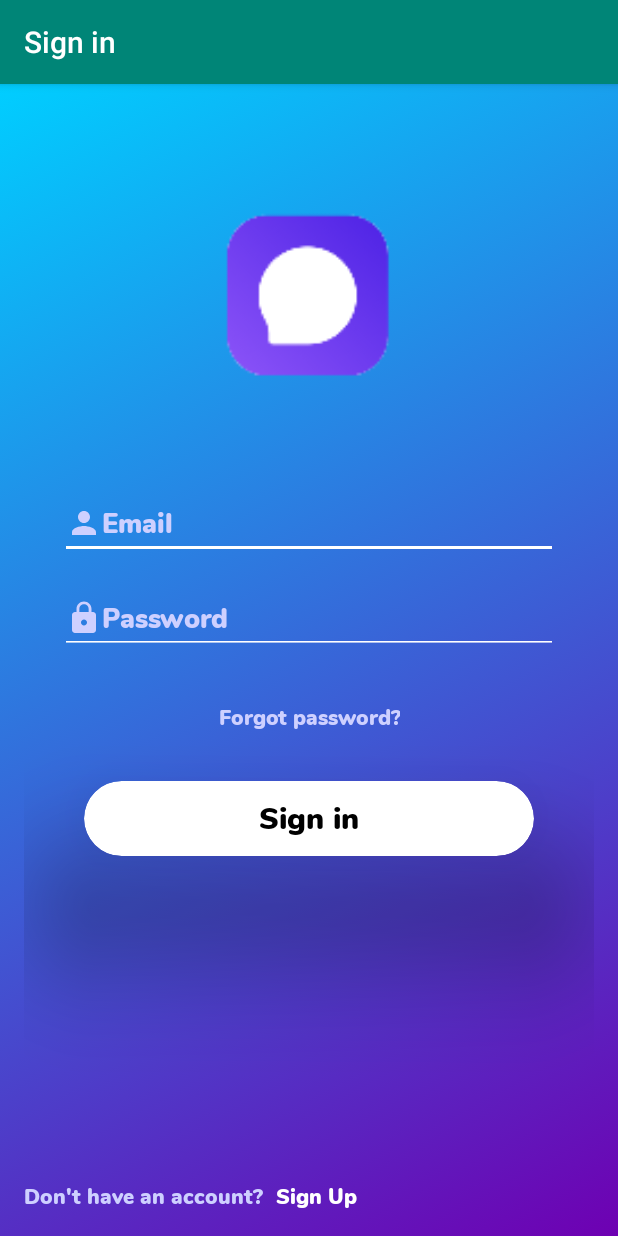
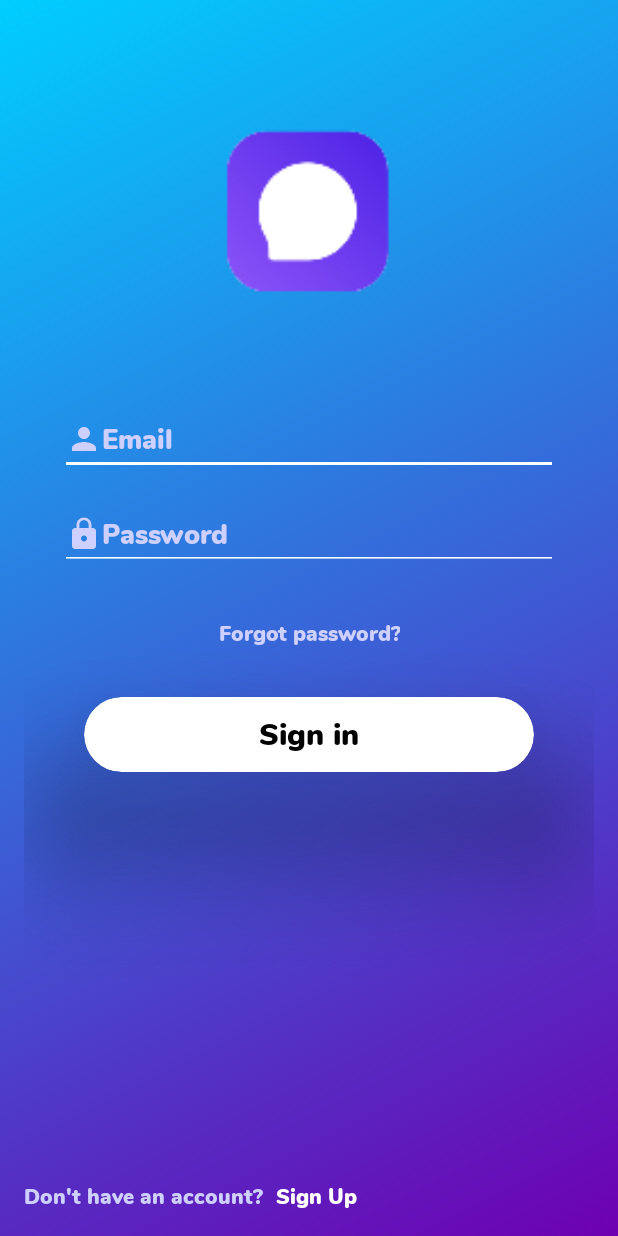
Before and after one commit to tyod993/TimeCard, an Android app: the screen it shows after launch (LaunchActivity), on a phone screen of 412 x 824 dp. Run offline under Robolectric (Android 15) with nearby library versions, the phone set to English and light mode, and no system bars.

Commit message:
few bugs fixed

```diff
--- a/app/src/main/AndroidManifest.xml
+++ b/app/src/main/AndroidManifest.xml
@@ -10,7 +10,7 @@
         android:label="@string/time_card"
         android:roundIcon="@mipmap/ic_launcher_round"
         android:supportsRtl="true"
-        android:theme="@style/AppTheme">
+        android:theme="@style/Theme.Design.NoActionBar">
         <activity android:name=".ui.mainmenu.HomeActivity">
         </activity>
         <activity
--- a/app/src/main/java/com/audiokontroller/timecard/ui/login/LaunchActivity.java
+++ b/app/src/main/java/com/audiokontroller/timecard/ui/login/LaunchActivity.java
@@ -2,6 +2,7 @@ package com.audiokontroller.timecard.ui.login;
 
 import android.app.Activity;
 
+import androidx.cardview.widget.CardView;
 import androidx.fragment.app.FragmentTransaction;
 import androidx.lifecycle.Observer;
 import androidx.lifecycle.ViewModelProviders;
@@ -34,7 +35,7 @@ public class LaunchActivity extends AppCompatActivity {
 
     private EditText emailEditText;
     private EditText passwordEditText;
-    private Button loginButton;
+    private CardView loginButton;
     private TextView createAccountTextView;
     private ProgressBar loadingProgressBar;
     private FrameLayout fragmentContainer;
--- a/app/src/main/res/layout/activity_login.xml
+++ b/app/src/main/res/layout/activity_login.xml
@@ -7,10 +7,6 @@
     android:layout_height="match_parent"
     android:background="@drawable/background_gradient"
     android:orientation="vertical"
-    android:paddingLeft="@dimen/activity_horizontal_margin"
-    android:paddingTop="@dimen/activity_vertical_margin"
-    android:paddingRight="@dimen/activity_horizontal_margin"
-    android:paddingBottom="@dimen/activity_vertical_margin"
     tools:context=".ui.login.LaunchActivity">
 
     <FrameLayout
@@ -18,6 +14,11 @@
         android:layout_width="match_parent"
         android:layout_height="match_parent"
         android:clickable="false" />
+
+    <androidx.constraintlayout.widget.ConstraintLayout
+        android:layout_width="match_parent"
+        android:layout_height="match_parent"
+        android:padding="16dp">
 
     <ImageView
         android:id="@+id/app_logo"
@@ -155,5 +156,6 @@
         app:layout_constraintTop_toTopOf="parent"
         app:layout_constraintVertical_bias="0.3" />
 
+    </androidx.constraintlayout.widget.ConstraintLayout>
 
 </androidx.constraintlayout.widget.ConstraintLayout>
--- a/app/src/main/res/layout/register_user_fragment.xml
+++ b/app/src/main/res/layout/register_user_fragment.xml
@@ -147,6 +147,8 @@
             android:layout_marginTop="8dp"
             android:paddingTop="10dp"
             android:textColorHint="#99FFFFFF"
+            app:passwordToggleEnabled="true"
+            app:passwordToggleTint="#99FFFFFF"
             app:layout_constraintEnd_toEndOf="parent"
             app:layout_constraintStart_toStartOf="parent"
             app:layout_constraintTop_toBottomOf="@+id/email_txtInputLayout">
@@ -171,7 +173,7 @@
     </androidx.constraintlayout.widget.ConstraintLayout>
 
     <androidx.cardview.widget.CardView
-        android:id="@+id/login"
+        android:id="@+id/signUp_cardView"
         android:layout_width="250dp"
         android:layout_height="50dp"
         android:layout_marginTop="32dp"
```
Also changed, not shown: app/src/main/java/com/audiokontroller/timecard/ui/login/RegisterUserFragment.java (+4 -3 lines).
